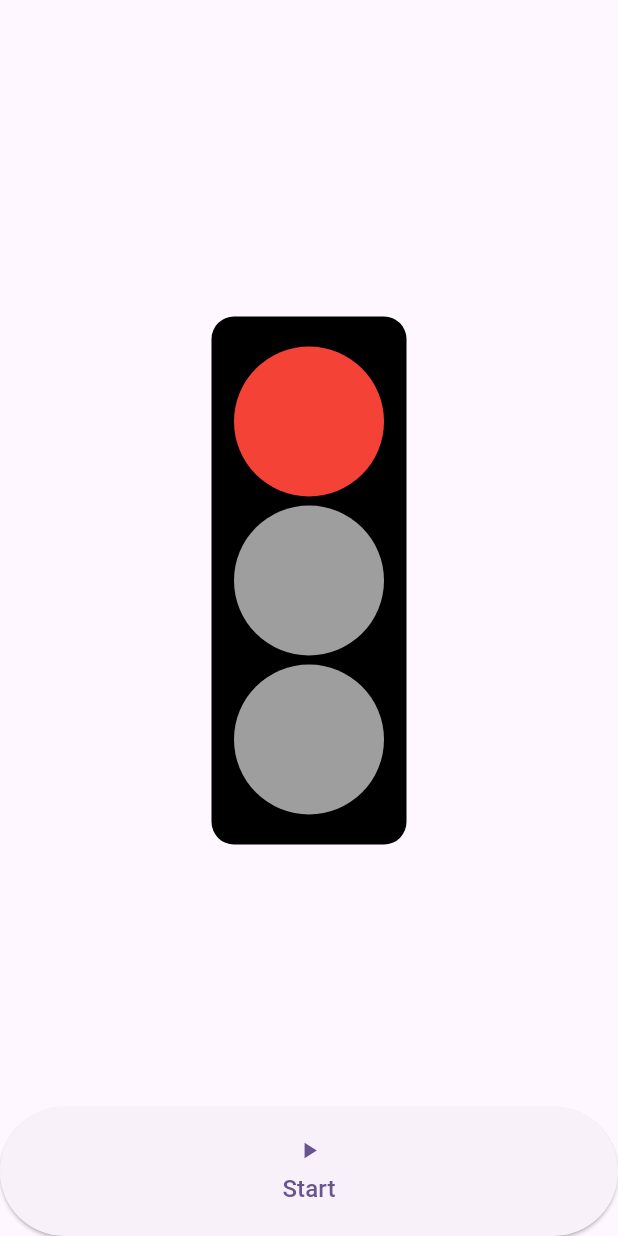
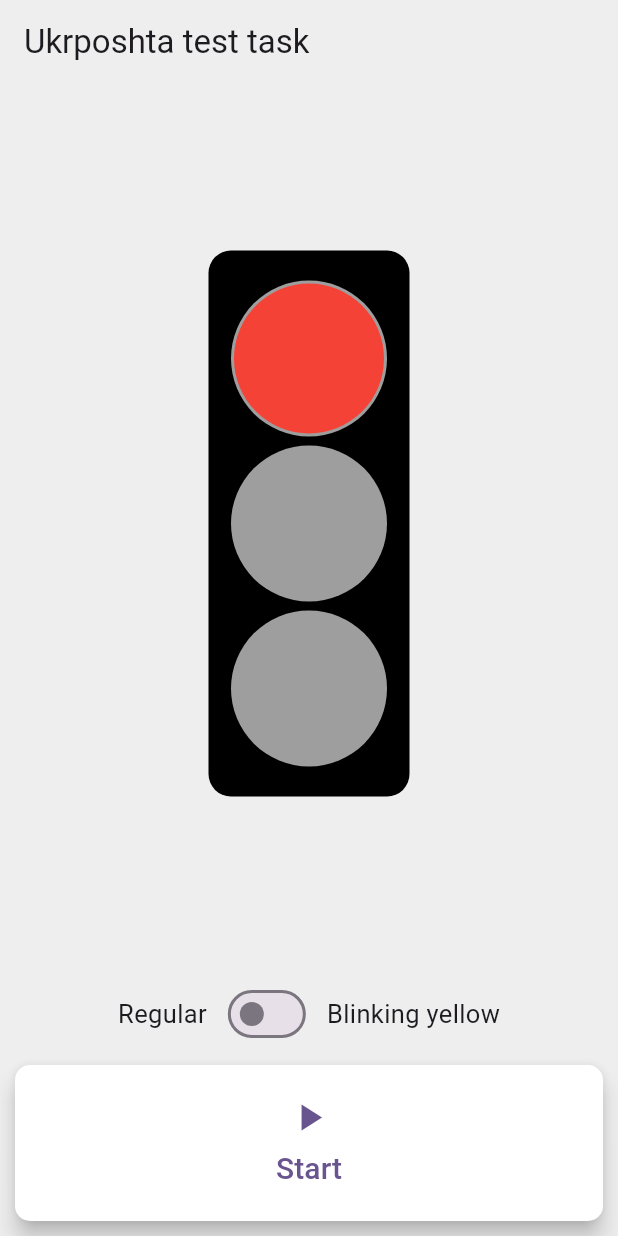
Before and after one commit to kamennova/ukrposhta_test, a Flutter app: the screen it shows after launch, after a tap on "Stop", on a phone screen of 412 x 824 dp. Run offline on Flutter 3.47's test engine with Material 3 defaults, Android fonts, the phone set to English and light mode, and no system bars; our stand-ins replace flutter_bloc, freezed_annotation, get_it.

Commit message:
add mode property, blinking animation

```diff
--- a/lib/presentation/cubit/traffic_light_cubit.dart
+++ b/lib/presentation/cubit/traffic_light_cubit.dart
@@ -27,21 +27,34 @@ class TrafficLightCubit extends Cubit<TrafficLightState> {
   ];
 
   void start() async {
-    if (!state.isPaused) return;
+    if (state.isOn) return;
 
-    emit(state.copyWith(isPaused: false));
+    emit(state.copyWith(isOn: true));
 
     _nextColor();
   }
 
   void stop() async {
-    if (state.isPaused) return;
+    if (!state.isOn) return;
 
-    emit(state.copyWith(isPaused: true, isBlinking: false));
+    emit(state.copyWith(isOn: false, isBlinking: false));
   }
 
+  void setMode(TrafficLightMode mode) {
+    if (mode == state.mode) return;
+
+    emit(state.copyWith(mode: mode));
+
+    if (_shouldSwitchColor) {
+      _nextColor();
+    }
+  }
+
+  bool get _shouldSwitchColor =>
+      state.mode == TrafficLightMode.regular && state.isOn;
+
   void _nextColor() async {
-    if (state.isPaused) return;
+    if (!_shouldSwitchColor) return;
 
     _currColorIndex = (_currColorIndex + 1) % 4;
     final nextColor = _colorsCycle[_currColorIndex];
--- a/lib/presentation/cubit/traffic_light_state.dart
+++ b/lib/presentation/cubit/traffic_light_state.dart
@@ -7,8 +7,9 @@ part 'traffic_light_state.freezed.dart';
 abstract class TrafficLightState with _$TrafficLightState {
   const factory TrafficLightState({
     @Default(LightColor.red) LightColor currentColor,
-    @Default(false) bool isPaused,
+    @Default(false) bool isOn,
     @Default(false) bool isBlinking,
+    @Default(TrafficLightMode.regular) TrafficLightMode mode,
   }) = _TrafficLightState;
 
   factory TrafficLightState.initial() {
--- a/lib/presentation/view/traffic_light_page.dart
+++ b/lib/presentation/view/traffic_light_page.dart
@@ -7,6 +7,8 @@ import 'package:ukrposhtatest/presentation/cubit/traffic_light_cubit.dart';
 import 'package:ukrposhtatest/presentation/cubit/traffic_light_state.dart';
 
 class TrafficLightPage extends StatefulWidget {
+  const TrafficLightPage({super.key});
+
   @override
   State<StatefulWidget> createState() => _TrafficLightState();
 }
@@ -40,11 +42,11 @@ class _View extends StatefulWidget {
 
 class _VState extends State<_View> with SingleTickerProviderStateMixin {
   late AnimationController _animationController;
-  late Animation<bool> _animation;
+  late Animation<double> _animation;
 
   void _toggleTrafficLight() {
     final cubit = context.read<TrafficLightCubit>();
-    if (cubit.state.isPaused) {
+    if (!cubit.state.isOn) {
       cubit.start();
     } else {
       cubit.stop();
@@ -52,16 +54,54 @@ class _VState extends State<_View> with SingleTickerProviderStateMixin {
   }
 
   @override
+  void initState() {
+    super.initState();
+
+    _animationController = AnimationController(
+      vsync: this,
+      duration: const Duration(milliseconds: 200),
+    );
+    _animation = Tween<double>(
+      begin: 0,
+      end: 1,
+    ).animate(_animationController);
+
+    _animationController.repeat(reverse: true);
+  }
+
+  @override
   Widget build(BuildContext context) {
     return BlocListener<TrafficLightCubit, TrafficLightState>(
       listener: (context, state) {
         log(state.toString());
+
+        bool shouldBlink =
+            state.isBlinking || state.mode == TrafficLightMode.blinkingYellow;
+
+        if (state.isOn && shouldBlink) {
+          if (!_animationController.isAnimating) {
+            _animationController.repeat();
+          }
+        } else if (!shouldBlink) {
+          if (_animationController.isAnimating) {
+            _animationController.stop();
+            _animationController.value = 1;
+          }
+        }
       },
       child: Scaffold(
-        appBar: AppBar(),
+        backgroundColor: Colors.grey.shade200,
+        appBar: AppBar(
+          backgroundColor: Colors.grey.shade200,
+          title: Text("Ukrposhta test task"),
+        ),
         body: BlocBuilder<TrafficLightCubit, TrafficLightState>(
           builder: (context, state) {
-            return Column(
+            final isYellow = state.mode == TrafficLightMode.blinkingYellow;
+
+            return Padding(
+              padding: EdgeInsets.all(10),
+              child: Column(
                 children: [
                   Flexible(
                     child: Center(
@@ -70,7 +110,6 @@ class _VState extends State<_View> with SingleTickerProviderStateMixin {
                           horizontal: 15,
                           vertical: 20,
                         ),
-                      // width: 120,
                         decoration: BoxDecoration(
                           color: Colors.black,
                           borderRadius: BorderRadius.circular(15),
@@ -79,18 +118,27 @@ class _VState extends State<_View> with SingleTickerProviderStateMixin {
                           mainAxisSize: MainAxisSize.min,
                           children: [
                             _Light(
+                              animation: _animation,
                               color: LightColor.red,
-                            isActive: state.currentColor == LightColor.red,
+                              isActive:
+                                  !isYellow &&
+                                  state.currentColor == LightColor.red,
                             ),
                             SizedBox(height: 6),
                             _Light(
+                              animation: _animation,
                               color: LightColor.yellow,
-                            isActive: state.currentColor == LightColor.yellow,
+                              isActive:
+                                  isYellow ||
+                                  state.currentColor == LightColor.yellow,
                             ),
                             SizedBox(height: 6),
                             _Light(
+                              animation: _animation,
                               color: LightColor.green,
-                            isActive: state.currentColor == LightColor.green,
+                              isActive:
+                                  !isYellow &&
+                                  state.currentColor == LightColor.green,
                             ),
                           ],
                         ),
@@ -98,24 +146,71 @@ class _VState extends State<_View> with SingleTickerProviderStateMixin {
                     ),
                   ),
                   SizedBox(height: 20),
+                  _ModeSwitcher(),
+                  SizedBox(height: 10),
                   Row(
                     mainAxisSize: MainAxisSize.min,
                     children: [
                       _MyButton(
                         onPressed: _toggleTrafficLight,
                         icon:
-                          state.isPaused
-                              ? Icon(Icons.play_arrow)
-                              : Icon(Icons.stop),
-                      label: state.isPaused ? "Start" : "Stop",
+                            state.isOn
+                                ? Icon(Icons.stop, size: 30)
+                                : Icon(Icons.play_arrow, size: 30),
+                        label: state.isOn ? "Stop" : "Start",
                       ),
                     ],
                   ),
                 ],
+              ),
             );
           },
         ),
       ),
+    );
+  }
+}
+
+class _ModeSwitcher extends StatelessWidget {
+  Widget _getLabel(TrafficLightMode mode, String label, BuildContext context) {
+    return GestureDetector(
+      onTap: () {
+        final cubit = context.read<TrafficLightCubit>();
+        if (cubit.state.mode == mode) return;
+        cubit.setMode(mode);
+      },
+      child: Text(label, style: TextStyle(fontSize: 17)),
+    );
+  }
+
+  @override
+  Widget build(BuildContext context) {
+    return BlocBuilder<TrafficLightCubit, TrafficLightState>(
+      builder: (context, state) {
+        return Row(
+          mainAxisAlignment: MainAxisAlignment.center,
+          children: [
+            _getLabel(TrafficLightMode.regular, "Regular", context),
+            Padding(
+              padding: EdgeInsets.symmetric(horizontal: 10),
+              child: Switch(
+                value: state.mode == TrafficLightMode.blinkingYellow,
+                onChanged:
+                    (value) => context.read<TrafficLightCubit>().setMode(
+                      value
+                          ? TrafficLightMode.blinkingYellow
+                          : TrafficLightMode.regular,
+                    ),
+              ),
+            ),
+            _getLabel(
+              TrafficLightMode.blinkingYellow,
+              "Blinking yellow",
+              context,
+            ),
+          ],
+        );
+      },
     );
   }
 }
@@ -137,6 +232,11 @@ class _MyButton extends StatelessWidget {
     return Expanded(
       child: ElevatedButton(
         style: ElevatedButton.styleFrom(
+          elevation: 6,
+          backgroundColor: Colors.white,
+          shape: RoundedRectangleBorder(
+            borderRadius: BorderRadius.circular(10),
+          ),
           padding: EdgeInsets.fromLTRB(10, 20, 10, 20),
         ),
         onPressed: onPressed,
@@ -144,7 +244,7 @@ class _MyButton extends StatelessWidget {
           children: [
             icon,
             SizedBox(height: 5),
-            Text(label, style: TextStyle(fontSize: 16)),
+            Text(label, style: TextStyle(fontSize: 20)),
           ],
         ),
       ),
@@ -155,17 +255,33 @@ class _MyButton extends StatelessWidget {
 class _Light extends StatelessWidget {
   final LightColor color;
   final bool isActive;
+  final Animation<double> animation;
 
-  const _Light({super.key, required this.isActive, required this.color});
+  const _Light({
+    super.key,
+    required this.animation,
+    required this.isActive,
+    required this.color,
+  });
 
   @override
   Widget build(BuildContext context) {
     return Container(
+      width: 104,
+      height: 104,
+      decoration: BoxDecoration(color: Colors.grey, shape: BoxShape.circle),
+      child: Center(
+        child: FadeTransition(
+          opacity: animation,
+          child: Container(
             width: 100,
             height: 100,
             decoration: BoxDecoration(
-        color: isActive ? _colors[color] : Colors.grey,
+              color: isActive ? _colors[color] : null,
               shape: BoxShape.circle,
+            ),
+          ),
+        ),
       ),
     );
   }
```
Also changed, not shown: lib/presentation/cubit/traffic_light_state.freezed.dart, 1 other file. Lines whose indentation alone changed are shown as unchanged.
